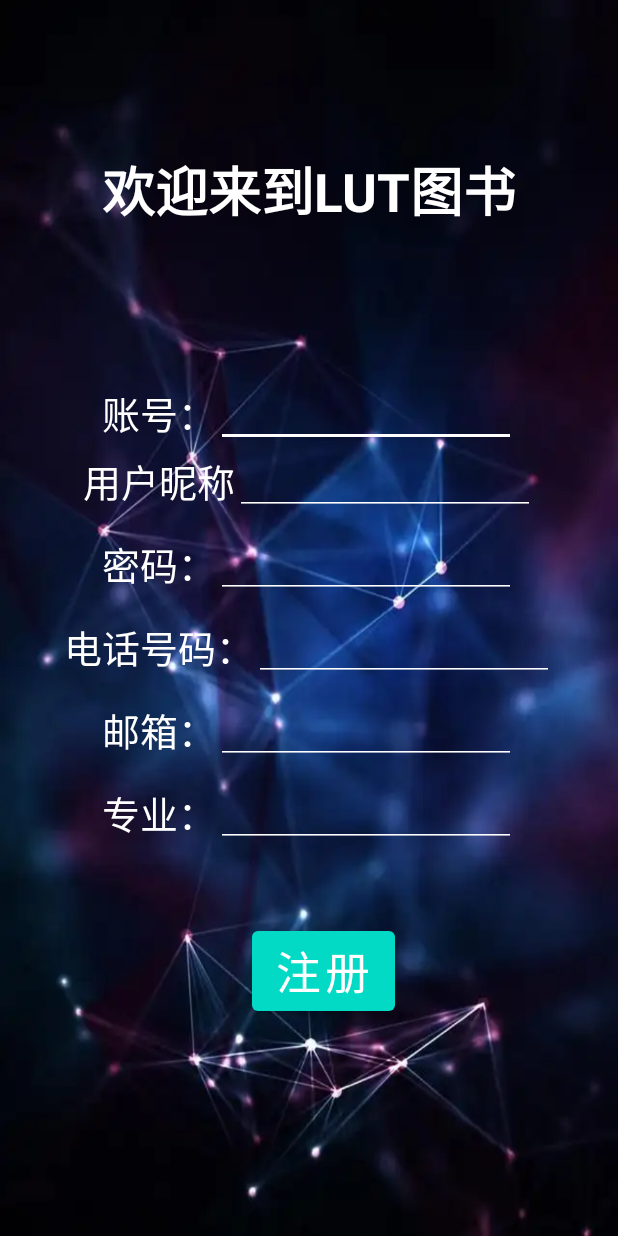
After one commit to SOFEWAREPROJECTWYH/BookStore, an Android app: the RegisterActivity screen opened directly, with no data from a screen before it, on a phone screen of 412 x 824 dp. The commit adds this screen. Run offline under Robolectric (Android 15) with nearby library versions, the light colour scheme and no system bars; our stand-ins replace EventBus; network calls fail.

Commit message:
daily update login

```diff
--- a/app/src/main/AndroidManifest.xml
+++ b/app/src/main/AndroidManifest.xml
@@ -17,7 +17,8 @@
         android:supportsRtl="true"
         android:theme="@style/Theme.BookStore"
         tools:targetApi="n">
-        <activity android:name=".activity.LoginActivity"></activity>
+        <activity android:name=".activity.RegisterActivity"></activity>
+        <activity android:name=".activity.LoginActivity" />
         <activity android:name=".activity.OrderActivity" />
         <activity android:name=".activity.DetailActivity" />
         <activity
--- /dev/null
+++ b/app/src/main/java/com/lut/wyh/BookStore/activity/RegisterActivity.java
@@ -0,0 +1,87 @@
+package com.lut.wyh.BookStore.activity;
+
+import androidx.appcompat.app.AppCompatActivity;
+
+import android.content.Intent;
+import android.os.Bundle;
+import android.widget.Button;
+import android.widget.EditText;
+import android.widget.Toast;
+
+import com.lut.wyh.BookStore.R;
+import com.lut.wyh.BookStore.entity.User;
+import com.lut.wyh.BookStore.presenter.UserPresenter;
+
+import org.greenrobot.eventbus.EventBus;
+import org.greenrobot.eventbus.Subscribe;
+import org.greenrobot.eventbus.ThreadMode;
+
+public class RegisterActivity extends AppCompatActivity {
+    private EditText account;
+    private EditText password;
+    private EditText username;
+    private EditText phonenumber;
+    private EditText email;
+    private EditText major;
+    private Button register;
+    @Override
+    protected void onCreate(Bundle savedInstanceState) {
+        super.onCreate(savedInstanceState);
+        setContentView(R.layout.activity_register);
+        EventBus.getDefault().register(this);
+        initView();
+        setRegisterClick();
+    }
+    public void initView(){
+        account=findViewById(R.id.account);
+        password=findViewById(R.id.password);
+        username=findViewById(R.id.username);
+        phonenumber=findViewById(R.id.phonenumber);
+        email=findViewById(R.id.email);
+        major=findViewById(R.id.major);
+        register=findViewById(R.id.register);
+    }
+    public void setRegisterClick(){
+        register.setOnClickListener(v->{
+            int flag=0;
+            for (int i=0;i<account.getText().toString().length();i++){
+                if (account.getText().toString().charAt(i)<'0'||
+                        account.getText().toString().charAt(i)>'9'){
+                    flag=1;
+                    account.setText("账号必须为数字");
+                }
+            }
+            if (flag==0&&(account.getText().toString().equals("")||
+                    password.getText().toString().equals("")||
+                    username.getText().toString().equals("")||
+                    phonenumber.getText().toString().equals("")||
+                    email.getText().toString().equals("")||
+                    major.getText().toString().equals(""))){
+                Toast.makeText(this,"信息不全！！！",Toast.LENGTH_LONG).show();
+            }else if (flag==1){
+                Toast.makeText(this,"账号必须为数字",Toast.LENGTH_LONG).show();
+            }else{
+                User user=new User(Integer.parseInt(account.getText().toString()),username.getText().toString()
+                ,password.getText().toString(),phonenumber.getText().toString()
+                ,email.getText().toString(),major.getText().toString());
+                new UserPresenter().register(user);
+            }
+        });
+    }
+    @Subscribe(threadMode = ThreadMode.MAIN)
+    public void onEvent(Integer result){
+        if (result==1){
+            Intent intent=new Intent(this,LoginActivity.class);
+            startActivity(intent);
+            Toast.makeText(this,"注册成功",Toast.LENGTH_LONG).show();
+        }else{
+            Toast.makeText(this,"注册失败",Toast.LENGTH_SHORT).show();
+        }
+    }
+
+    @Override
+    protected void onDestroy() {
+        super.onDestroy();
+        EventBus.getDefault().unregister(this);
+    }
+}
--- a/app/src/main/java/com/lut/wyh/BookStore/service/UserService.java
+++ b/app/src/main/java/com/lut/wyh/BookStore/service/UserService.java
@@ -9,5 +9,7 @@ import retrofit2.http.POST;
 
 public interface UserService {
     @POST("login")
-    Observable<Boolean> login(@Body User user);
+    Observable<User> login(@Body User user);
+    @POST("register")
+    Observable<Integer> register(@Body User user);
 }
--- a/app/src/main/res/layout/activity_login.xml
+++ b/app/src/main/res/layout/activity_login.xml
@@ -67,6 +67,7 @@
             android:text="@string/login"
             android:textSize="30sp"/>
         <Button
+            android:id="@+id/register_login"
             android:layout_width="wrap_content"
             android:layout_height="wrap_content"
             android:layout_marginStart="20dp"
--- /dev/null
+++ b/app/src/main/res/layout/activity_register.xml
@@ -0,0 +1,146 @@
+<?xml version="1.0" encoding="utf-8"?>
+<LinearLayout xmlns:android="http://schemas.android.com/apk/res/android"
+    xmlns:app="http://schemas.android.com/apk/res-auto"
+    xmlns:tools="http://schemas.android.com/tools"
+    android:layout_width="match_parent"
+    android:layout_height="match_parent"
+    android:orientation="vertical"
+    android:background="@drawable/login"
+    tools:context=".activity.LoginActivity">
+    <TextView
+        android:layout_width="match_parent"
+        android:layout_height="wrap_content"
+        android:layout_marginTop="100dp"
+        android:gravity="center"
+        android:text="@string/welcome"
+        android:textSize="35sp"
+        android:textColor="@color/white"
+        android:textStyle="bold"/>
+    <LinearLayout
+        android:layout_width="match_parent"
+        android:layout_height="wrap_content"
+        android:layout_marginTop="100dp"
+        android:gravity="center"
+        android:orientation="horizontal">
+        <TextView
+            android:layout_width="wrap_content"
+            android:layout_height="wrap_content"
+            android:text="@string/account"
+            android:textSize="25sp"
+            android:textColor="@color/white"/>
+        <EditText
+            android:id="@+id/account"
+            android:layout_width="200dp"
+            android:layout_height="wrap_content"
+            android:theme="@style/EditText"
+            android:textColor="@color/white"/>
+    </LinearLayout>
+    <LinearLayout
+        android:layout_width="match_parent"
+        android:layout_height="wrap_content"
+        android:gravity="center"
+        android:orientation="horizontal">
+        <TextView
+            android:layout_width="wrap_content"
+            android:layout_height="wrap_content"
+            android:text="@string/username"
+            android:textSize="25sp"
+            android:textColor="@color/white"/>
+        <EditText
+            android:id="@+id/username"
+            android:layout_width="200dp"
+            android:layout_height="wrap_content"
+            android:theme="@style/EditText"
+            android:textColor="@color/white"/>
+    </LinearLayout>
+    <LinearLayout
+        android:layout_width="match_parent"
+        android:layout_height="wrap_content"
+        android:layout_marginTop="10dp"
+        android:gravity="center"
+        android:orientation="horizontal">
+        <TextView
+            android:layout_width="wrap_content"
+            android:layout_height="wrap_content"
+            android:text="@string/password"
+            android:textSize="25sp"
+            android:textColor="@color/white"/>
+        <EditText
+            android:id="@+id/password"
+            android:layout_width="200dp"
+            android:layout_height="wrap_content"
+            android:theme="@style/EditText"
+            android:textColor="@color/white"
+            android:inputType="textPassword"/>
+    </LinearLayout>
+    <LinearLayout
+        android:layout_width="match_parent"
+        android:layout_height="wrap_content"
+        android:layout_marginTop="10dp"
+        android:gravity="center"
+        android:orientation="horizontal">
+        <TextView
+            android:layout_width="wrap_content"
+            android:layout_height="wrap_content"
+            android:text="@string/phonenumber"
+            android:textSize="25sp"
+            android:textColor="@color/white"/>
+        <EditText
+            android:id="@+id/phonenumber"
+            android:layout_width="200dp"
+            android:layout_height="wrap_content"
+            android:theme="@style/EditText"
+            android:textColor="@color/white" />
+    </LinearLayout>
+    <LinearLayout
+        android:layout_width="match_parent"
+        android:layout_height="wrap_content"
+        android:layout_marginTop="10dp"
+        android:gravity="center"
+        android:orientation="horizontal">
+        <TextView
+            android:layout_width="wrap_content"
+            android:layout_height="wrap_content"
+            android:text="@string/email"
+            android:textSize="25sp"
+            android:textColor="@color/white"/>
+        <EditText
+            android:id="@+id/email"
+            android:layout_width="200dp"
+            android:layout_height="wrap_content"
+            android:theme="@style/EditText"
+            android:textColor="@color/white" />
+    </LinearLayout>
+    <LinearLayout
+        android:layout_width="match_parent"
+        android:layout_height="wrap_content"
+        android:layout_marginTop="10dp"
+        android:gravity="center"
+        android:orientation="horizontal">
+        <TextView
+            android:layout_width="wrap_content"
+            android:layout_height="wrap_content"
+            android:text="@string/major"
+            android:textSize="25sp"
+            android:textColor="@color/white"/>
+        <EditText
+            android:id="@+id/major"
+            android:layout_width="200dp"
+            android:layout_height="wrap_content"
+            android:theme="@style/EditText"
+            android:textColor="@color/white" />
+    </LinearLayout>
+    <LinearLayout
+        android:layout_width="match_parent"
+        android:layout_height="wrap_content"
+        android:layout_marginTop="50dp"
+        android:gravity="center">
+        <Button
+            android:id="@+id/register"
+            android:layout_width="wrap_content"
+            android:layout_height="wrap_content"
+            android:layout_marginStart="20dp"
+            android:text="@string/register"
+            android:textSize="30sp"/>
+    </LinearLayout>
+</LinearLayout>
--- a/app/src/main/res/values/strings.xml
+++ b/app/src/main/res/values/strings.xml
@@ -31,4 +31,8 @@
     <string name="account">账号：</string>
     <string name="password">密码：</string>
     <string name="register">注册</string>
+    <string name="phonenumber">电话号码：</string>
+    <string name="email">邮箱：</string>
+    <string name="major">专业：</string>
+    <string name="username">用户昵称</string>
 </resources>
```
Also changed, not shown: app/src/main/java/com/lut/wyh/BookStore/activity/LoginActivity.java (+43 -12 lines), app/src/main/java/com/lut/wyh/BookStore/activity/StoreActivity.java (+16 -1 lines), app/src/main/java/com/lut/wyh/BookStore/activity/ui/home/HomeFragment.java (+24 -2 lines), app/src/main/java/com/lut/wyh/BookStore/entity/User.java (+21 -1 lines), app/src/main/java/com/lut/wyh/BookStore/entity/UserNick.java (added, +35 -0 lines), app/src/main/java/com/lut/wyh/BookStore/presenter/UserPresenter.java (+42 -4 lines), app/src/main/res/layout/fragment_home.xml (+6 -3 lines).
